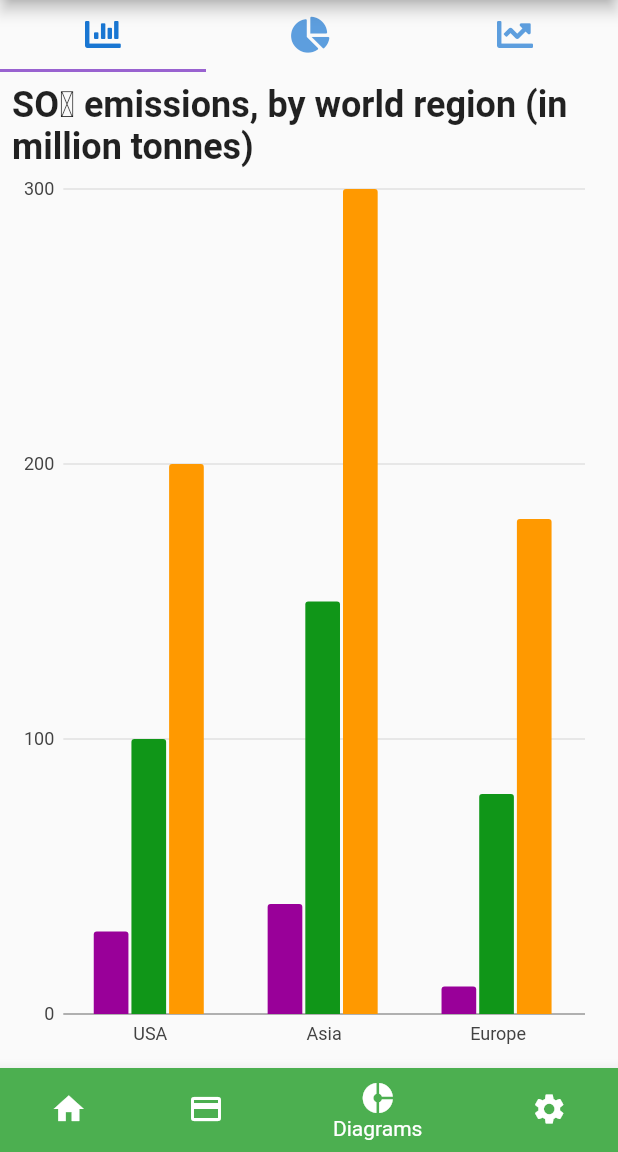
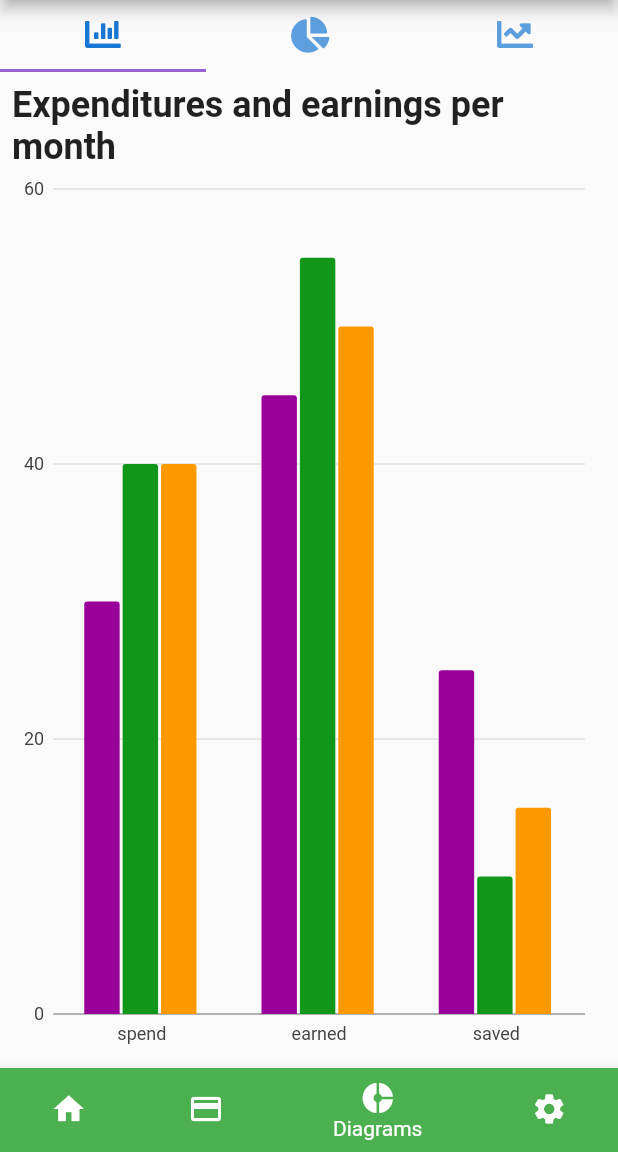
Before and after one commit to leumas244/easyFinance-SoftwareEngeneering, a Flutter app: the screen it shows after launch, item 3 of the bottom bar chosen, on a phone screen of 412 x 824 dp, the part 84-1236 px from its top. Run offline on Flutter 3.47's test engine with Material 2 defaults, Android fonts, the phone set to English and light mode, and no system bars; our stand-ins replace charts_flutter, font_awesome_flutter.

Commit message:
improved Digrams

```diff
--- a/flutter_src/lib/diagrams_widget.dart
+++ b/flutter_src/lib/diagrams_widget.dart
@@ -11,34 +11,31 @@ class DiagramPage extends StatefulWidget {
 }
 
 class _DiagramPageState extends State<DiagramPage> {
-  List<charts.Series<Pollution, String>> _seriesData;
+  List<charts.Series<SolidBarData, String>> _seriesData;
   List<charts.Series<Task, String>> _seriesPieData;
   List<charts.Series<Sales, int>> _seriesLineData;
 
   _generateData() {
     var data1 = [
-      new Pollution(1980, 'USA', 30),
-      new Pollution(1980, 'Asia', 40),
-      new Pollution(1980, 'Europe', 10),
+      new SolidBarData(09, 'spend', 30),
+      new SolidBarData(10, 'earned', 45),
+      new SolidBarData(11, 'saved', 25),
     ];
     var data2 = [
-      new Pollution(1985, 'USA', 100),
-      new Pollution(1980, 'Asia', 150),
-      new Pollution(1985, 'Europe', 80),
+      new SolidBarData(09, 'spend', 40),
+      new SolidBarData(10, 'earned', 55),
+      new SolidBarData(11, 'saved', 10),
     ];
     var data3 = [
-      new Pollution(1985, 'USA', 200),
-      new Pollution(1980, 'Asia', 300),
-      new Pollution(1985, 'Europe', 180),
+      new SolidBarData(09, 'spend', 40),
+      new SolidBarData(10, 'earned', 50),
+      new SolidBarData(11, 'saved', 15),
     ];
 
     var piedata = [
-      new Task('Work', 35.8, Color(0xff3366cc)),
-      new Task('Eat', 8.3, Color(0xff990099)),
-      new Task('Commute', 10.8, Color(0xff109618)),
-      new Task('TV', 15.6, Color(0xfffdbe19)),
-      new Task('Sleep', 19.2, Color(0xffff9900)),
-      new Task('Other', 10.3, Color(0xffdc3912)),
+      new Task('spend', 35.8, Color(0xffff0000)),
+      new Task('available', 50, Color(0xff00ff00)),
+      new Task('blocked', 24.2, Color(0xffffa500)),
     ];
 
     var linesalesdata = [
@@ -69,36 +66,36 @@ class _DiagramPageState extends State<DiagramPage> {
 
     _seriesData.add(
       charts.Series(
-        domainFn: (Pollution pollution, _) => pollution.place,
-        measureFn: (Pollution pollution, _) => pollution.quantity,
-        id: '2017',
+        domainFn: (SolidBarData usage, _) => usage.usage,
+        measureFn: (SolidBarData usage, _) => usage.quantity,
+        id: 'Sep',
         data: data1,
         fillPatternFn: (_, __) => charts.FillPatternType.solid,
-        fillColorFn: (Pollution pollution, _) =>
+        fillColorFn: (SolidBarData usage, _) =>
             charts.ColorUtil.fromDartColor(Color(0xff990099)),
       ),
     );
 
     _seriesData.add(
       charts.Series(
-        domainFn: (Pollution pollution, _) => pollution.place,
-        measureFn: (Pollution pollution, _) => pollution.quantity,
-        id: '2018',
+        domainFn: (SolidBarData usage, _) => usage.usage,
+        measureFn: (SolidBarData usage, _) => usage.quantity,
+        id: 'oct',
         data: data2,
         fillPatternFn: (_, __) => charts.FillPatternType.solid,
-        fillColorFn: (Pollution pollution, _) =>
+        fillColorFn: (SolidBarData usage, _) =>
            charts.ColorUtil.fromDartColor(Color(0xff109618)),
       ),
     );
 
     _seriesData.add(
       charts.Series(
-        domainFn: (Pollution pollution, _) => pollution.place,
-        measureFn: (Pollution pollution, _) => pollution.quantity,
-        id: '2019',
+        domainFn: (SolidBarData usage, _) => usage.usage,
+        measureFn: (SolidBarData usage, _) => usage.quantity,
+        id: 'nov',
         data: data3,
         fillPatternFn: (_, __) => charts.FillPatternType.solid,
-       fillColorFn: (Pollution pollution, _) =>
+       fillColorFn: (SolidBarData usage, _) =>
           charts.ColorUtil.fromDartColor(Color(0xffff9900)),
       ),
     );
@@ -109,7 +106,7 @@ class _DiagramPageState extends State<DiagramPage> {
         measureFn: (Task task, _) => task.taskvalue,
         colorFn: (Task task, _) =>
             charts.ColorUtil.fromDartColor(task.colorval),
-        id: 'Air Pollution',
+        id: 'SolidBarData',
         data: piedata,
          labelAccessorFn: (Task row, _) => '${row.taskvalue}',
       ),
@@ -118,7 +115,7 @@ class _DiagramPageState extends State<DiagramPage> {
     _seriesLineData.add(
       charts.Series(
         colorFn: (__, _) => charts.ColorUtil.fromDartColor(Color(0xff990099)),
-        id: 'Air Pollution',
+        id: 'SolidBarData',
         data: linesalesdata,
         domainFn: (Sales sales, _) => sales.yearval,
         measureFn: (Sales sales, _) => sales.salesval,
@@ -127,7 +124,7 @@ class _DiagramPageState extends State<DiagramPage> {
     _seriesLineData.add(
       charts.Series(
         colorFn: (__, _) => charts.ColorUtil.fromDartColor(Color(0xff109618)),
-        id: 'Air Pollution',
+        id: 'SolidBarData',
         data: linesalesdata1,
         domainFn: (Sales sales, _) => sales.yearval,
         measureFn: (Sales sales, _) => sales.salesval,
@@ -136,7 +133,7 @@ class _DiagramPageState extends State<DiagramPage> {
     _seriesLineData.add(
       charts.Series(
         colorFn: (__, _) => charts.ColorUtil.fromDartColor(Color(0xffff9900)),
-        id: 'Air Pollution',
+        id: 'SolidBarData',
         data: linesalesdata2,
         domainFn: (Sales sales, _) => sales.yearval,
         measureFn: (Sales sales, _) => sales.salesval,
@@ -146,9 +143,8 @@ class _DiagramPageState extends State<DiagramPage> {
 
   @override
   void initState() {
-    // TODO: implement initState
     super.initState();
-    _seriesData = List<charts.Series<Pollution, String>>();
+    _seriesData = List<charts.Series<SolidBarData, String>>();
     _seriesPieData = List<charts.Series<Task, String>>();
     _seriesLineData = List<charts.Series<Sales, int>>();
     _generateData();
@@ -181,7 +177,7 @@ class _DiagramPageState extends State<DiagramPage> {
                     child: Column(
                       children: <Widget>[
                         Text(
-                            'SO₂ emissions, by world region (in million tonnes)',style: TextStyle(fontSize: 24.0,fontWeight: FontWeight.bold),),
+                            'Expenditures and earnings per month',style: TextStyle(fontSize: 24.0,fontWeight: FontWeight.bold),),
                         Expanded(
                           child: charts.BarChart(
                             _seriesData,
@@ -203,7 +199,7 @@ class _DiagramPageState extends State<DiagramPage> {
                     child: Column(
                       children: <Widget>[
                         Text(
-                            'Time spent on daily tasks',style: TextStyle(fontSize: 24.0,fontWeight: FontWeight.bold),),
+                            'DonutChart Expenditures',style: TextStyle(fontSize: 24.0,fontWeight: FontWeight.bold),),
                             SizedBox(height: 10.0,),
                         Expanded(
                           child: charts.PieChart(
@@ -241,7 +237,7 @@ class _DiagramPageState extends State<DiagramPage> {
                     child: Column(
                       children: <Widget>[
                         Text(
-                            'Sales for the first 5 years',style: TextStyle(fontSize: 24.0,fontWeight: FontWeight.bold),),
+                            'Sales for the first 5 years TESTDATA',style: TextStyle(fontSize: 24.0,fontWeight: FontWeight.bold),),
                         Expanded(
                           child: charts.LineChart(
                             _seriesLineData,
@@ -276,12 +272,12 @@ class _DiagramPageState extends State<DiagramPage> {
   }
 }
 
-class Pollution {
-  String place;
-  int year;
+class SolidBarData {
+  String usage;
+  int month;
   int quantity;
 
-  Pollution(this.year, this.place, this.quantity);
+  SolidBarData(this.month, this.usage, this.quantity);
 }
 
 class Task {
```
